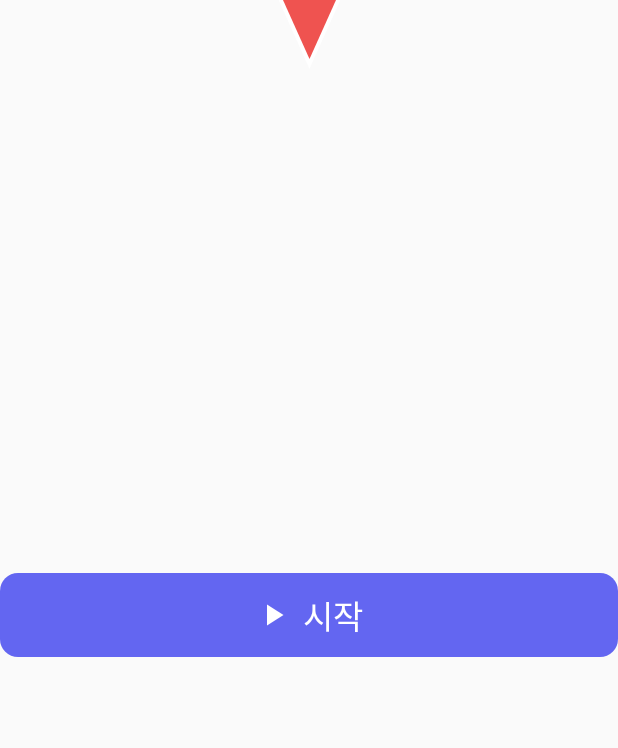
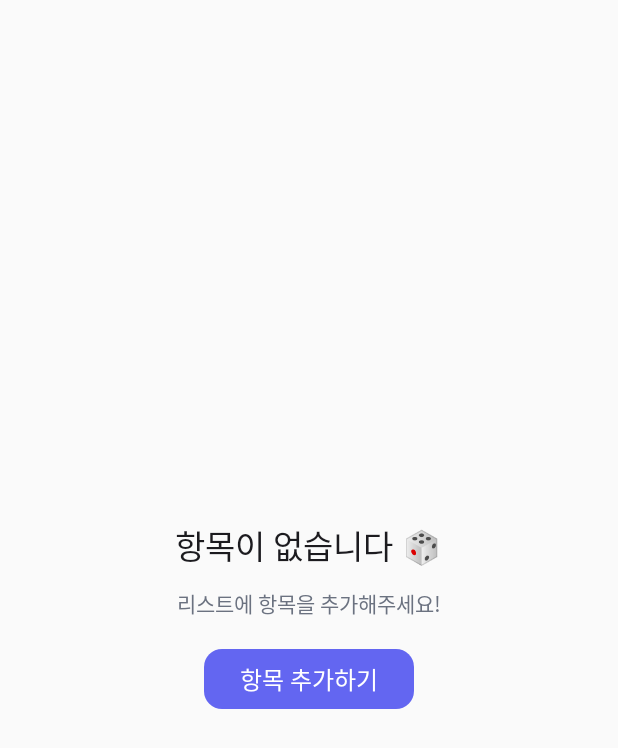
Before and after one commit to Junseo0324/RandomPick, an Android app built with Jetpack Compose: the composable RouletteContent called with empty values, on a phone screen of 412 x 824 dp. Shown: the top 748 px of the screen. Run offline under Robolectric (Android 15) with nearby library versions, the phone set to English and light mode, and no system bars; Roboto replaces fonts that are not available here.

Commit message:
feat: 룰렛 아이템이 없을 때 UI 변경 처리

```diff
--- a/app/src/main/java/com/devhjs/randompick/feature/main/components/RouletteContent.kt
+++ b/app/src/main/java/com/devhjs/randompick/feature/main/components/RouletteContent.kt
@@ -1,8 +1,10 @@
 package com.devhjs.randompick.feature.main.components
 
+import androidx.compose.animation.Crossfade
 import androidx.compose.animation.core.Animatable
 import androidx.compose.animation.core.tween
 import androidx.compose.foundation.Canvas
+import androidx.compose.foundation.layout.Arrangement
 import androidx.compose.foundation.layout.Box
 import androidx.compose.foundation.layout.Column
 import androidx.compose.foundation.layout.Spacer
@@ -10,6 +12,7 @@ import androidx.compose.foundation.layout.aspectRatio
 import androidx.compose.foundation.layout.fillMaxSize
 import androidx.compose.foundation.layout.fillMaxWidth
 import androidx.compose.foundation.layout.height
+import androidx.compose.foundation.layout.padding
 import androidx.compose.foundation.layout.width
 import androidx.compose.foundation.shape.RoundedCornerShape
 import androidx.compose.material.icons.Icons
@@ -38,7 +41,46 @@ import kotlin.random.Random
 
 
 @Composable
-fun RouletteContent(items: List<String>) {
+fun RouletteContent(
+    items: List<String>,
+    onAddItemClick: (() -> Unit)? = null
+) {
+    Crossfade(targetState = items.isEmpty(), label = "RouletteEmptyState") { isEmpty ->
+        if (isEmpty) {
+            Column(
+                modifier = Modifier
+                    .fillMaxSize()
+                    .padding(Dimens.screenPadding),
+                horizontalAlignment = Alignment.CenterHorizontally,
+                verticalArrangement = Arrangement.Center
+            ) {
+                Text(
+                    text = "항목이 없습니다 🎲",
+                    style = MaterialTheme.typography.titleLarge,
+                    color = MaterialTheme.colorScheme.onSurface
+                )
+                Spacer(modifier = Modifier.height(Dimens.spacingMedium))
+                Text(
+                    text = "리스트에 항목을 추가해주세요!",
+                    style = MaterialTheme.typography.bodyMedium,
+                    color = MaterialTheme.colorScheme.onSurfaceVariant
+                )
+                Spacer(modifier = Modifier.height(Dimens.spacingLarge))
+                Button(
+                    onClick = { onAddItemClick?.invoke() },
+                    colors = ButtonDefaults.buttonColors(
+                        containerColor = MaterialTheme.colorScheme.primary
+                    ),
+                    shape = RoundedCornerShape(Dimens.cornerRadiusMedium)
+                ) {
+                    Text(
+                        text = "항목 추가하기",
+                        color = MaterialTheme.colorScheme.onPrimary,
+                        style = MaterialTheme.typography.titleMedium
+                    )
+                }
+            }
+        } else {
             var isSpinning by remember { mutableStateOf(false) }
             var selectedItem by remember { mutableStateOf<String?>(null) }
             var showDialog by remember { mutableStateOf(false) }
@@ -59,8 +101,6 @@ fun RouletteContent(items: List<String>) {
                     Color(0xFF5C6BC0),
                 )
             }
-
-
 
             Column(
                 modifier = Modifier.fillMaxSize(),
@@ -205,3 +245,6 @@ fun RouletteContent(items: List<String>) {
                 )
             }
         }
+    }
+
+}
--- a/app/src/main/java/com/devhjs/randompick/navigation/NavGraph.kt
+++ b/app/src/main/java/com/devhjs/randompick/navigation/NavGraph.kt
@@ -11,7 +11,7 @@ import com.devhjs.randompick.navigation.data.Screen
 @Composable
 fun NavGraph(navController: NavHostController) {
     NavHost(navController = navController, startDestination = Screen.Main.route) {
-        composable(Screen.Main.route) { MainScreen() }
+        composable(Screen.Main.route) { MainScreen(navController) }
         composable(Screen.List.route) { ListScreen() }
     }
 }
```
Also changed, not shown: app/src/main/java/com/devhjs/randompick/feature/main/ui/MainScreen.kt (+12 -2 lines). Lines whose indentation alone changed are shown as unchanged.
